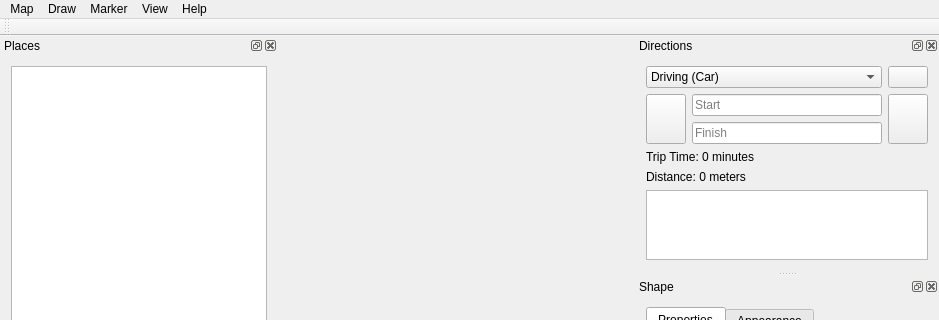
The window that explorer/mainwindow.ui (archnemesis/OSMExplorer) describes before a commit, drawn with Qt 5; both pictures show x 0 to 939 and y 0 to 320 of the 939 by 682 pixel window.
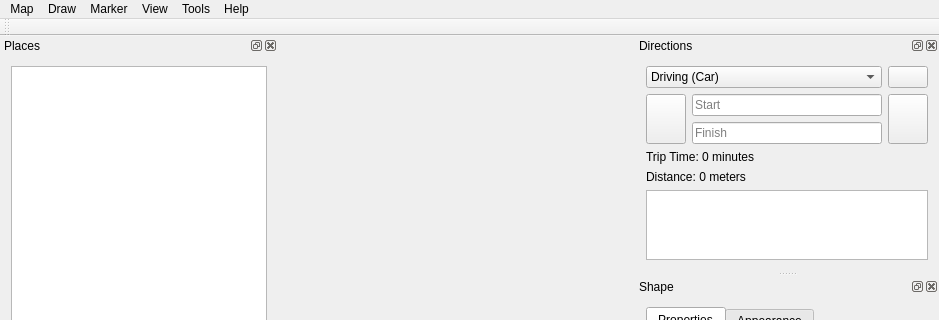
The same window after the commit. Icons and pictures are not drawn. Custom widgets are drawn as their Qt base class.

Commit message: Changes to plugin interface Addition of MapDataImportDialog class Addition of SlippyMapRenderer class Moving to Linux for better support (Windows builds are getting difficult with added libraries, we may revisit Windows support)

```diff
--- a/explorer/mainwindow.ui
+++ b/explorer/mainwindow.ui
@@ -148,10 +148,17 @@
     <addaction name="actionDrawRectangle"/>
     <addaction name="actionDrawPolygon"/>
    </widget>
+   <widget class="QMenu" name="menuTools">
+    <property name="title">
+     <string>Tools</string>
+    </property>
+    <addaction name="actionToolsOSMImport"/>
+   </widget>
    <addaction name="menuFile"/>
    <addaction name="menuDraw"/>
    <addaction name="menuMarker"/>
    <addaction name="menuView"/>
+   <addaction name="menuTools"/>
    <addaction name="menuHelp"/>
   </widget>
   <widget class="QDockWidget" name="dockWidget">
```
Left out of the diff: 11 changed lines with no effect on the pictures. The commit also changes 61 other files.
